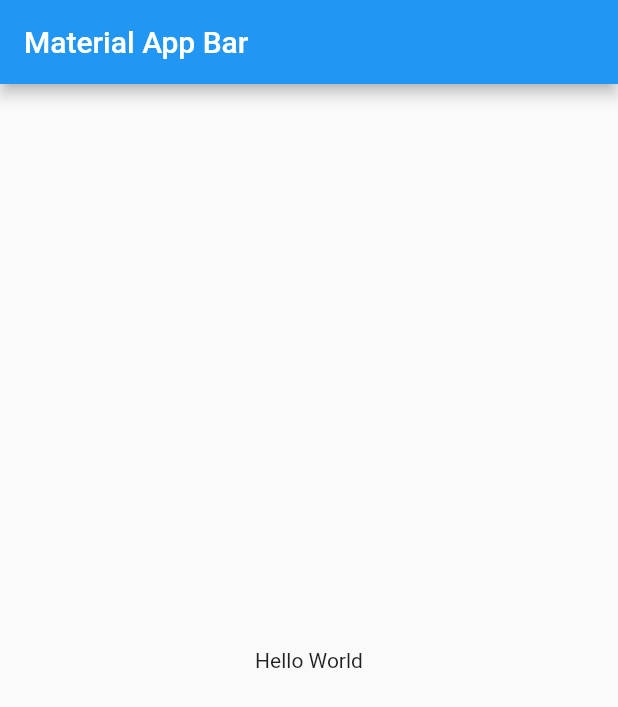
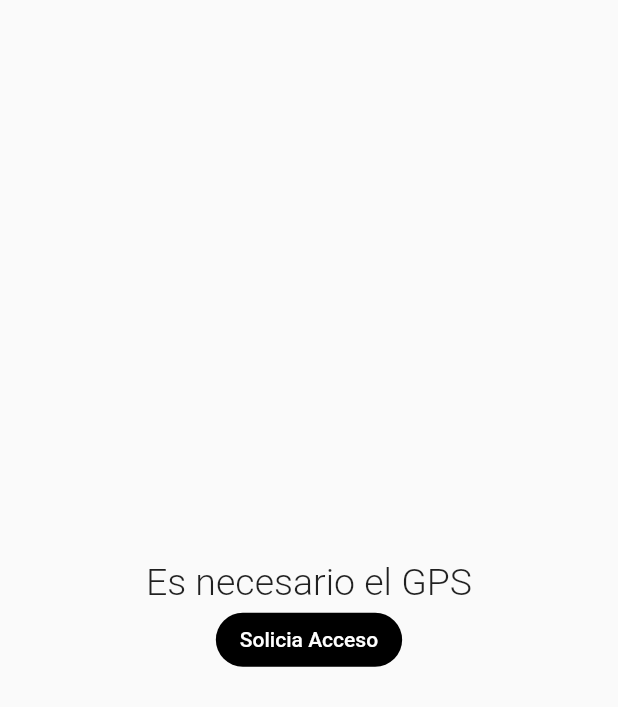
Before and after one commit to bortan01/maps, a Flutter app: the screen it shows after launch, on a phone screen of 412 x 824 dp. Shown: the top 707 px of the screen. Run offline on Flutter 3.47's test engine with Material 2 defaults, Android fonts, the phone set to English and light mode, and no system bars.

Commit message:
agregando pantalla de acceso gps

```diff
--- a/lib/main.dart
+++ b/lib/main.dart
@@ -1,4 +1,7 @@
 import 'package:flutter/material.dart';
+
+import 'screens/gps_access_screen.dart';
+import 'screens/loading_screen.dart';
 
 void main() => runApp(const MyApp());
 
@@ -7,17 +10,9 @@ class MyApp extends StatelessWidget {
 
   @override
   Widget build(BuildContext context) {
-    return MaterialApp(
+    return const MaterialApp(
       title: 'Material App',
-
-      home: Scaffold(
-        appBar: AppBar(
-          title: const Text('Material App Bar'),
-        ),
-        body: const Center(
-          child: Text('Hello World'),
-        ),
-      ),
+      home: GpsAccesScreen(),
     );
   }
 }
--- /dev/null
+++ b/lib/screens/gps_access_screen.dart
@@ -0,0 +1,58 @@
+import 'package:flutter/material.dart';
+
+class GpsAccesScreen extends StatelessWidget {
+  const GpsAccesScreen({super.key});
+
+  @override
+  Widget build(BuildContext context) {
+    return const Scaffold(
+      body: AccesButton(),
+    );
+  }
+}
+
+class EnableGpsMessage extends StatelessWidget {
+  const EnableGpsMessage({
+    super.key,
+  });
+
+  @override
+  Widget build(BuildContext context) {
+    return const Center(
+      child: Text(
+        'Debe Habilitar el GPS',
+        style: TextStyle(fontSize: 25, fontWeight: FontWeight.w300),
+      ),
+    );
+  }
+}
+
+class AccesButton extends StatelessWidget {
+  const AccesButton({super.key});
+
+  @override
+  Widget build(BuildContext context) {
+    return Center(
+      child: Column(
+        mainAxisAlignment: MainAxisAlignment.center,
+        children: [
+          const Text(
+            'Es necesario el GPS',
+            style: TextStyle(fontSize: 25, fontWeight: FontWeight.w300),
+          ),
+          MaterialButton(
+            splashColor: Colors.transparent,
+            elevation: 0,
+            shape: const StadiumBorder(),
+            color: Colors.black,
+            child: const Text(
+              "Solicia Acceso",
+              style: TextStyle(color: Colors.white),
+            ),
+            onPressed: () {},
+          )
+        ],
+      ),
+    );
+  }
+}
```
Also changed, not shown: lib/screens/loading_screen.dart (added, +18 -0 lines), lib/screens/map_screen.dart (added, +17 -0 lines), pubspec.yaml (+4 -15 lines), pubspec.lock.
